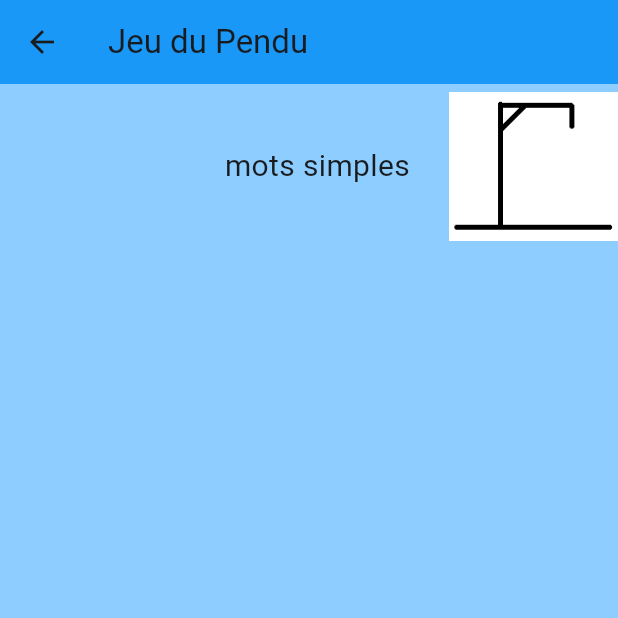
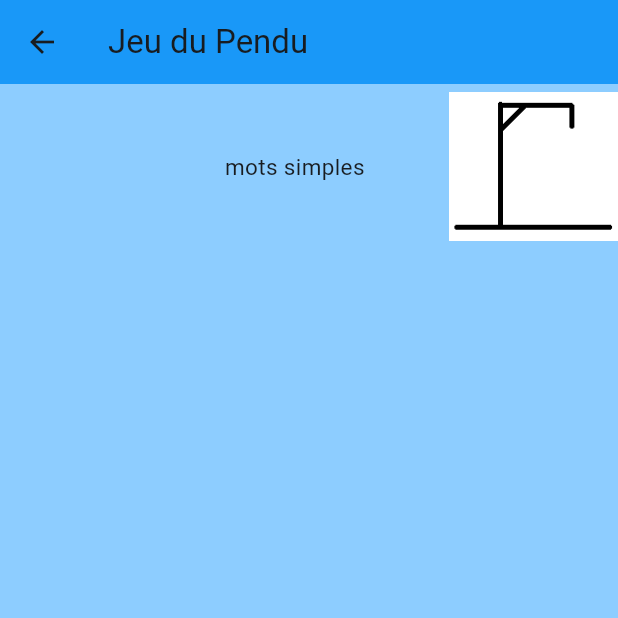
Before and after one commit to KeroSong/flutter-cours, a Flutter app: the GameScreen screen opened directly with empty values, on a phone screen of 412 x 824 dp, the top half of it. Run offline on Flutter 3.47's test engine with Material 2 defaults, Android fonts, the phone set to English and light mode, and no system bars.

Commit message:
maj projet

```diff
--- a/lib/ui/game.dart
+++ b/lib/ui/game.dart
@@ -103,7 +103,7 @@ class _GameScreenState extends State<GameScreen> {
         ),
         child: Text(
           buttonText,
-          style: const TextStyle(fontSize: 19.0, color: Colors.white),
+          style: const TextStyle(fontSize: 10.0, color: Colors.white),
         ),
       ),
     );
@@ -130,7 +130,7 @@ class _GameScreenState extends State<GameScreen> {
                   Expanded(
                     flex: 4,
                     child: Text(_getTittleText(widget.categorie),
-                        style: const TextStyle(fontSize: 20.0)),
+                        style: const TextStyle(fontSize: 15.0)),
                   ),
                   Expanded(
                     flex: 3,
```
